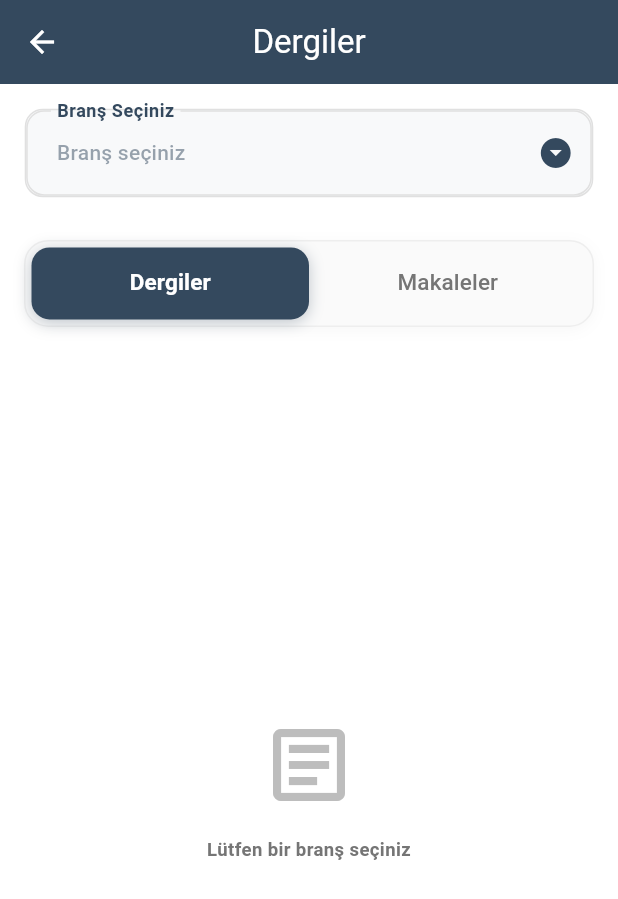
After one commit to MathiasTeagan/medapp, a Flutter app: the JournalsScreen screen opened directly, on a phone screen of 412 x 824 dp. The commit adds this screen. Shown: the top 899 px of the screen. Run offline on Flutter 3.47's test engine with Material 3 defaults, Android fonts, the phone set to English and light mode, and no system bars; our stand-ins replace cloud_firestore, firebase_auth, firebase_core, flutter_local_notifications, shared_preferences, table_calendar and 1 more; accounts and stored records are empty; statements that could not run were skipped.

Commit message:
feat: Journals sistemi eklendi - RSS feed desteği ile dergi ve makale listeleme - TabBar tasarımı ile modern kullanıcı arayüzü - Branch selector entegrasyonu - URL launcher ile dış link desteği - XML parsing ve HTTP client entegrasyonu

```diff
--- a/lib/main.dart
+++ b/lib/main.dart
@@ -7,6 +7,7 @@ import 'providers/user_provider.dart';
 import 'providers/planned_readings_provider.dart';
 import 'providers/auth_provider.dart';
 import 'providers/read_chapters_provider.dart';
+import 'providers/journals_provider.dart';
 import 'screens/splash_screen.dart';
 import 'services/notification_service.dart';
 import 'services/navigation_service.dart';
@@ -32,6 +33,7 @@ void main() async {
         ChangeNotifierProvider(create: (_) => UserProvider()),
         ChangeNotifierProvider(create: (_) => PlannedReadingsProvider()),
         ChangeNotifierProvider(create: (_) => ReadChaptersProvider()),
+        ChangeNotifierProvider(create: (_) => JournalsProvider()),
       ],
       child: const MyApp(),
     ),
--- /dev/null
+++ b/lib/models/journal.dart
@@ -0,0 +1,49 @@
+class Journal {
+  final String name;
+  final String rssUrl;
+  final String branch;
+  final String? description;
+  final String? imageUrl;
+
+  Journal({
+    required this.name,
+    required this.rssUrl,
+    required this.branch,
+    this.description,
+    this.imageUrl,
+  });
+}
+
+class Article {
+  final String title;
+  final String? description;
+  final String? link;
+  final DateTime? pubDate;
+  final String? author;
+  final String? journalName;
+  final String? doi;
+
+  Article({
+    required this.title,
+    this.description,
+    this.link,
+    this.pubDate,
+    this.author,
+    this.journalName,
+    this.doi,
+  });
+
+  factory Article.fromRss(Map<String, dynamic> rssItem) {
+    return Article(
+      title: rssItem['title'] ?? '',
+      description: rssItem['description'] ?? rssItem['summary'] ?? '',
+      link: rssItem['link'] ?? '',
+      pubDate: rssItem['pubDate'] != null
+          ? DateTime.tryParse(rssItem['pubDate'])
+          : null,
+      author: rssItem['author'] ?? '',
+      journalName: rssItem['journal'] ?? '',
+      doi: rssItem['doi'] ?? '',
+    );
+  }
+}
--- /dev/null
+++ b/lib/providers/journals_provider.dart
@@ -0,0 +1,72 @@
+import 'package:flutter/foundation.dart';
+import '../models/journal.dart';
+import '../services/rss_service.dart';
+
+class JournalsProvider with ChangeNotifier {
+  String? _selectedBranch;
+  List<Journal> _journals = [];
+  List<Article> _articles = [];
+  bool _isLoading = false;
+  String? _error;
+
+  // Getters
+  String? get selectedBranch => _selectedBranch;
+  List<Journal> get journals => _journals;
+  List<Article> get articles => _articles;
+  bool get isLoading => _isLoading;
+  String? get error => _error;
+
+  void setSelectedBranch(String? branch) {
+    _selectedBranch = branch;
+    _loadJournalsForBranch();
+    notifyListeners();
+  }
+
+  Future<void> _loadJournalsForBranch() async {
+    if (_selectedBranch == null) {
+      _journals = [];
+      _articles = [];
+      notifyListeners();
+      return;
+    }
+
+    _isLoading = true;
+    _error = null;
+    notifyListeners();
+
+    try {
+      _journals = RssService.getJournalsForBranch(_selectedBranch!);
+
+      // İlk derginin makalelerini yükle
+      if (_journals.isNotEmpty) {
+        await loadArticlesForJournal(_journals.first);
+      }
+    } catch (e) {
+      _error = 'Dergiler yüklenirken hata oluştu: $e';
+    } finally {
+      _isLoading = false;
+      notifyListeners();
+    }
+  }
+
+  Future<void> loadArticlesForJournal(Journal journal) async {
+    _isLoading = true;
+    _error = null;
+    notifyListeners();
+
+    try {
+      _articles = await RssService.fetchArticlesFromRss(journal.rssUrl);
+    } catch (e) {
+      _error = 'Makaleler yüklenirken hata oluştu: $e';
+      _articles = [];
+    } finally {
+      _isLoading = false;
+      notifyListeners();
+    }
+  }
+
+  void clearError() {
+    _error = null;
+    notifyListeners();
+  }
+}
--- /dev/null
+++ b/lib/screens/journals_screen.dart
@@ -0,0 +1,362 @@
+import 'package:flutter/material.dart';
+import 'package:provider/provider.dart';
+import 'package:url_launcher/url_launcher.dart';
+import '../providers/journals_provider.dart';
+import '../providers/user_provider.dart';
+import '../widgets/branch_selector.dart';
+import '../models/journal.dart';
+import '../theme/app_colors.dart';
+import '../theme/text_styles.dart';
+
+class JournalsScreen extends StatefulWidget {
+  const JournalsScreen({super.key});
+
+  @override
+  State<JournalsScreen> createState() => _JournalsScreenState();
+}
+
+class _JournalsScreenState extends State<JournalsScreen>
+    with SingleTickerProviderStateMixin {
+  late TabController _tabController;
+
+  @override
+  void initState() {
+    super.initState();
+    _tabController = TabController(length: 2, vsync: this);
+
+    // Kullanıcının branşını ayarla
+    WidgetsBinding.instance.addPostFrameCallback((_) {
+      final userProvider = context.read<UserProvider>();
+      if (userProvider.specialty.isNotEmpty) {
+        context
+            .read<JournalsProvider>()
+            .setSelectedBranch(userProvider.specialty);
+      }
+    });
+  }
+
+  @override
+  void dispose() {
+    _tabController.dispose();
+    super.dispose();
+  }
+
+  @override
+  Widget build(BuildContext context) {
+    final size = MediaQuery.of(context).size;
+
+    return Scaffold(
+      appBar: AppBar(
+        title: const Text('Dergiler'),
+      ),
+      body: Consumer2<JournalsProvider, UserProvider>(
+        builder: (context, journalsProvider, userProvider, child) {
+          return Column(
+            children: [
+              // Branch Selector
+              Padding(
+                padding: EdgeInsets.all(size.width * 0.04),
+                child: BranchSelector(
+                  selectedBranch: journalsProvider.selectedBranch,
+                  onBranchSelected: (branch) {
+                    journalsProvider.setSelectedBranch(branch);
+                  },
+                  labelText: 'Branş Seçiniz',
+                ),
+              ),
+
+              // TabBar
+              Container(
+                margin:
+                    const EdgeInsets.symmetric(horizontal: 16, vertical: 12),
+                padding: const EdgeInsets.all(4),
+                decoration: BoxDecoration(
+                  color: Colors.grey.shade50,
+                  borderRadius: BorderRadius.circular(16),
+                  border: Border.all(color: Colors.grey.shade200),
+                  boxShadow: [
+                    BoxShadow(
+                      color: Colors.grey.shade200.withOpacity(0.5),
+                      blurRadius: 8,
+                      offset: const Offset(0, 2),
+                    ),
+                  ],
+                ),
+                child: TabBar(
+                  controller: _tabController,
+                  indicator: BoxDecoration(
+                    borderRadius: BorderRadius.circular(12),
+                    color: AppColors.primary,
+                    boxShadow: [
+                      BoxShadow(
+                        color: AppColors.primary.withOpacity(0.3),
+                        blurRadius: 8,
+                        offset: const Offset(0, 2),
+                      ),
+                    ],
+                  ),
+                  labelColor: Colors.white,
+                  unselectedLabelColor: Colors.grey.shade600,
+                  labelStyle: const TextStyle(
+                    fontSize: 15,
+                    fontWeight: FontWeight.w600,
+                  ),
+                  unselectedLabelStyle: const TextStyle(
+                    fontSize: 15,
+                    fontWeight: FontWeight.w500,
+                  ),
+                  dividerColor: Colors.transparent,
+                  indicatorSize: TabBarIndicatorSize.tab,
+                  tabs: const [
+                    Tab(text: 'Dergiler'),
+                    Tab(text: 'Makaleler'),
+                  ],
+                ),
+              ),
+
+              // Error Message
+              if (journalsProvider.error != null)
+                Container(
+                  width: double.infinity,
+                  padding: const EdgeInsets.all(16),
+                  margin:
+                      const EdgeInsets.symmetric(horizontal: 16, vertical: 8),
+                  decoration: BoxDecoration(
+                    color: Colors.red.shade50,
+                    borderRadius: BorderRadius.circular(12),
+                    border: Border.all(color: Colors.red.shade200),
+                  ),
+                  child: Row(
+                    children: [
+                      Icon(Icons.error_outline, color: Colors.red.shade600),
+                      const SizedBox(width: 12),
+                      Expanded(
+                        child: Text(
+                          journalsProvider.error!,
+                          style: TextStyle(color: Colors.red.shade700),
+                        ),
+                      ),
+                      IconButton(
+                        onPressed: journalsProvider.clearError,
+                        icon: const Icon(Icons.close),
+                        color: Colors.red.shade600,
+                      ),
+                    ],
+                  ),
+                ),
+
+              // TabBarView
+              Expanded(
+                child: TabBarView(
+                  controller: _tabController,
+                  children: [
+                    // Dergiler Tab
+                    _buildJournalsTab(journalsProvider),
+                    // Makaleler Tab
+                    _buildArticlesTab(journalsProvider),
+                  ],
+                ),
+              ),
+            ],
+          );
+        },
+      ),
+    );
+  }
+
+  Widget _buildJournalsTab(JournalsProvider provider) {
+    if (provider.isLoading) {
+      return const Center(
+        child: CircularProgressIndicator(),
+      );
+    }
+
+    if (provider.selectedBranch == null) {
+      return _buildEmptyState('Lütfen bir branş seçiniz');
+    }
+
+    if (provider.journals.isEmpty) {
+      return _buildEmptyState('Bu branş için henüz dergi bulunmuyor');
+    }
+
+    return ListView.builder(
+      padding: const EdgeInsets.all(16),
+      itemCount: provider.journals.length,
+      itemBuilder: (context, index) {
+        final journal = provider.journals[index];
+        return Card(
+          margin: const EdgeInsets.only(bottom: 12),
+          child: ListTile(
+            leading: CircleAvatar(
+              backgroundColor: AppColors.primary,
+              child: Text(
+                journal.name[0],
+                style: const TextStyle(
+                  color: Colors.white,
+                  fontWeight: FontWeight.bold,
+                ),
+              ),
+            ),
+            title: Text(
+              journal.name,
+              style: AppTextStyles.titleMedium(context),
+            ),
+            subtitle: journal.description != null
+                ? Text(
+                    journal.description!,
+                    style: AppTextStyles.bodyMedium(context),
+                    maxLines: 2,
+                    overflow: TextOverflow.ellipsis,
+                  )
+                : null,
+            trailing: const Icon(Icons.arrow_forward_ios),
+            onTap: () {
+              provider.loadArticlesForJournal(journal);
+              _tabController.animateTo(1); // Makaleler tab'ına geç
+            },
+          ),
+        );
+      },
+    );
+  }
+
+  Widget _buildArticlesTab(JournalsProvider provider) {
+    if (provider.isLoading) {
+      return const Center(
+        child: CircularProgressIndicator(),
+      );
+    }
+
+    if (provider.selectedBranch == null) {
+      return _buildEmptyState('Lütfen bir branş seçiniz');
+    }
+
+    if (provider.journals.isEmpty) {
+      return _buildEmptyState('Bu branş için henüz dergi bulunmuyor');
+    }
+
+    if (provider.articles.isEmpty) {
+      return _buildEmptyState('Henüz makale yüklenmedi\nBir dergi seçiniz');
+    }
+
+    return ListView.builder(
+      padding: const EdgeInsets.all(16),
+      itemCount: provider.articles.length,
+      itemBuilder: (context, index) {
+        final article = provider.articles[index];
+        return Card(
+          margin: const EdgeInsets.only(bottom: 12),
+          child: Padding(
+            padding: const EdgeInsets.all(16),
+            child: Column(
+              crossAxisAlignment: CrossAxisAlignment.start,
+              children: [
+                Text(
+                  article.title,
+                  style: AppTextStyles.titleMedium(context).copyWith(
+                    fontWeight: FontWeight.bold,
+                  ),
+                ),
+                if (article.author?.isNotEmpty == true) ...[
+                  const SizedBox(height: 8),
+                  Text(
+                    'Yazar: ${article.author}',
+                    style: AppTextStyles.bodySmall(context).copyWith(
+                      color: Colors.grey[600],
+                    ),
+                  ),
+                ],
+                if (article.pubDate != null) ...[
+                  const SizedBox(height: 4),
+                  Text(
+                    'Yayın Tarihi: ${_formatDate(article.pubDate!)}',
+                    style: AppTextStyles.bodySmall(context).copyWith(
+                      color: Colors.grey[600],
+                    ),
+                  ),
+                ],
+                if (article.description?.isNotEmpty == true) ...[
+                  const SizedBox(height: 12),
+                  Text(
+                    article.description!,
+                    style: AppTextStyles.bodyMedium(context),
+                    maxLines: 3,
+                    overflow: TextOverflow.ellipsis,
+                  ),
+                ],
+                if (article.link?.isNotEmpty == true) ...[
+                  const SizedBox(height: 12),
+                  Row(
+                    children: [
+                      Expanded(
+                        child: OutlinedButton.icon(
+                          onPressed: () => _launchUrl(article.link!),
+                          icon: const Icon(Icons.open_in_new),
+                          label: const Text('Makaleyi Aç'),
+                          style: OutlinedButton.styleFrom(
+                            foregroundColor: AppColors.primary,
+                          ),
+                        ),
+                      ),
+                    ],
+                  ),
+                ],
+              ],
+            ),
+          ),
+        );
+      },
+    );
+  }
+
+  Widget _buildEmptyState(String message) {
+    return Center(
+      child: Padding(
+        padding: const EdgeInsets.all(32.0),
+        child: Column(
+          mainAxisAlignment: MainAxisAlignment.center,
+          children: [
+            Icon(
+              Icons.article_outlined,
+              size: 64,
+              color: Colors.grey[400],
+            ),
+            const SizedBox(height: 16),
+            Text(
+              message,
+              style: AppTextStyles.titleMedium(context).copyWith(
+                color: Colors.grey[600],
+              ),
+              textAlign: TextAlign.center,
+            ),
+          ],
+        ),
+      ),
+    );
+  }
+
+  String _formatDate(DateTime date) {
+    return '${date.day.toString().padLeft(2, '0')}.${date.month.toString().padLeft(2, '0')}.${date.year}';
+  }
+
+  Future<void> _launchUrl(String url) async {
+    try {
+      final uri = Uri.parse(url);
+      if (await canLaunchUrl(uri)) {
+        await launchUrl(uri, mode: LaunchMode.externalApplication);
+      } else {
+        if (mounted) {
+          ScaffoldMessenger.of(context).showSnackBar(
+            const SnackBar(content: Text('Link açılamadı')),
+          );
+        }
+      }
+    } catch (e) {
+      if (mounted) {
+        ScaffoldMessenger.of(context).showSnackBar(
+          SnackBar(content: Text('Hata: $e')),
+        );
+      }
+    }
+  }
+}
--- a/lib/screens/main_screen.dart
+++ b/lib/screens/main_screen.dart
@@ -8,6 +8,7 @@ import 'performance_screen.dart';
 import 'planning_screen.dart';
 import 'logbook_screen.dart';
 import 'what_to_read_screen.dart';
+import 'journals_screen.dart';
 
 class MainScreen extends StatefulWidget {
   const MainScreen({super.key});
@@ -26,6 +27,7 @@ class _MainScreenState extends State<MainScreen> {
     const PlanningScreen(),
     const LogbookScreen(),
     const PerformanceScreen(),
+    const JournalsScreen(),
   ];
 
   void _onItemTapped(int index) {
@@ -115,6 +117,10 @@ class _MainScreenState extends State<MainScreen> {
             icon: Icon(Icons.bar_chart),
             label: 'Performans',
           ),
+          NavigationDestination(
+            icon: Icon(Icons.article),
+            label: 'Dergiler',
+          ),
         ],
       ),
     );
--- a/pubspec.yaml
+++ b/pubspec.yaml
@@ -42,6 +42,9 @@ dependencies:
   cloud_firestore: ^5.6.5
   firebase_storage: ^12.4.4
   connectivity_plus: ^6.1.3
+  url_launcher: ^6.2.5
+  http: ^1.2.1
+  xml: ^6.5.0
 
 # The following adds the Cupertino Icons font to your application.
 # Use with the CupertinoIcons class for iOS style icons.
```
Also changed, not shown: lib/services/rss_service.dart (added, +94 -0 lines), pubspec.lock, 6 other files.
